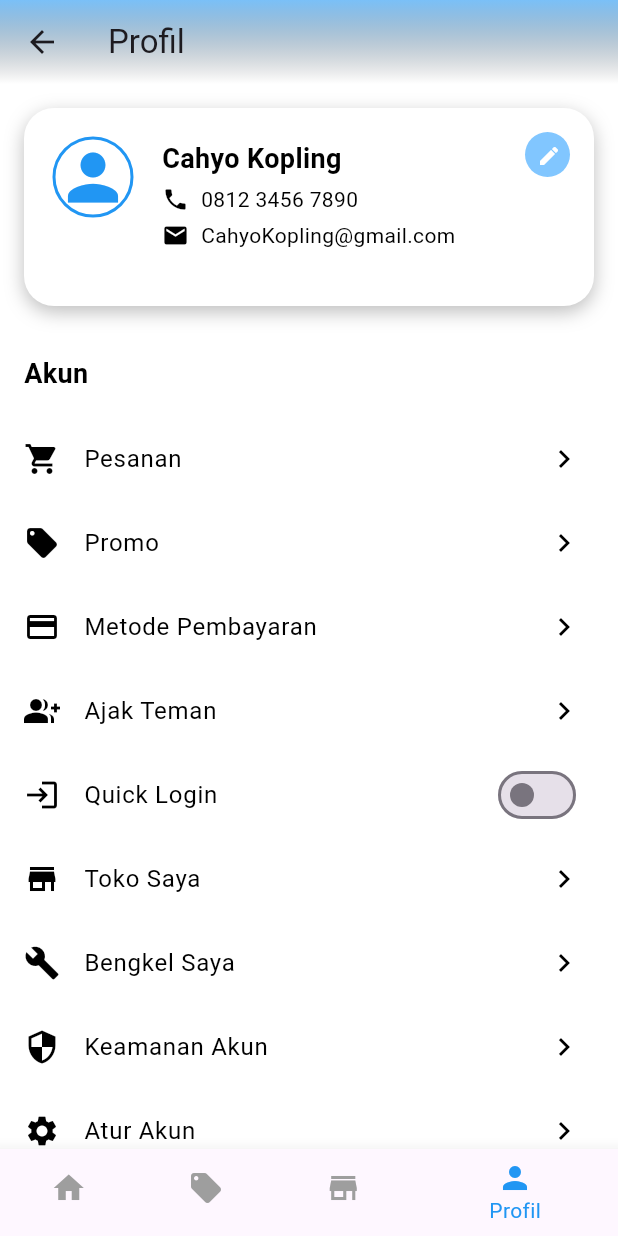
After one commit to yogaacor/SiMontir, a Flutter app: the ProfilePage screen opened directly, on a phone screen of 412 x 824 dp. The commit adds this screen. Run offline on Flutter 3.47's test engine with Material 3 defaults, Android fonts, the phone set to English and light mode, and no system bars.

Commit message:
Profile_page

```diff
--- a/lib/persona_info_page.dart
+++ b/lib/login/input_data.dart
@@ -1,16 +1,16 @@
 import 'package:flutter/material.dart';
-import 'login_page.dart'; // Import halaman login
 
-class PersonalInfoPage extends StatefulWidget {
+class InputDataPage extends StatefulWidget {
+  const InputDataPage({super.key});
+
   @override
-  _PersonalInfoPageState createState() => _PersonalInfoPageState();
+  _InputDataPageState createState() => _InputDataPageState();
 }
 
-class _PersonalInfoPageState extends State<PersonalInfoPage> {
-  final TextEditingController nameController = TextEditingController();
-  final TextEditingController addressController = TextEditingController();
-  final _formKey =
-      GlobalKey<FormState>(); // Buat global key untuk validasi form
+class _InputDataPageState extends State<InputDataPage> {
+  final GlobalKey<FormState> _formKey = GlobalKey<FormState>();
+  final TextEditingController emailController = TextEditingController();
+  final TextEditingController passwordController = TextEditingController();
 
   @override
   Widget build(BuildContext context) {
@@ -21,24 +21,24 @@ class _PersonalInfoPageState extends State<PersonalInfoPage> {
       body: Padding(
         padding: const EdgeInsets.all(20.0),
         child: Form(
-          key: _formKey, // Gunakan global key di sini
+          key: _formKey,
           child: Column(
             crossAxisAlignment: CrossAxisAlignment.start,
             children: <Widget>[
               Text(
-                'Masukkan Nama dan Data Diri',
+                'Masukkan Email dan Password',
                 style: TextStyle(fontSize: 25, fontWeight: FontWeight.bold),
               ),
-              SizedBox(height: 20),
+              SizedBox(height: 30),
               Text(
-                'Silakan masukkan nama dan alamat lengkap Anda.',
+                'Silakan masukkan email dan password Anda.',
                 style: TextStyle(color: Colors.grey),
               ),
               SizedBox(height: 20),
               TextFormField(
-                controller: nameController,
+                controller: emailController,
                 decoration: InputDecoration(
-                  labelText: 'Nama',
+                  labelText: 'Email',
                   labelStyle: TextStyle(color: Colors.grey),
                   focusedBorder: UnderlineInputBorder(
                     borderSide: BorderSide(color: Colors.lightBlue),
@@ -49,16 +49,18 @@ class _PersonalInfoPageState extends State<PersonalInfoPage> {
                 ),
                 validator: (value) {
                   if (value == null || value.isEmpty) {
-                    return 'Nama tidak boleh kosong';
+                    return 'Email tidak boleh kosong';
+                  } else if (!isValidEmail(value)) {
+                    return 'Email tidak valid';
                   }
                   return null;
                 },
               ),
               SizedBox(height: 20),
               TextFormField(
-                controller: addressController,
+                controller: passwordController,
                 decoration: InputDecoration(
-                  labelText: 'Alamat',
+                  labelText: 'Password',
                   labelStyle: TextStyle(color: Colors.grey),
                   focusedBorder: UnderlineInputBorder(
                     borderSide: BorderSide(color: Colors.lightBlue),
@@ -67,9 +69,10 @@ class _PersonalInfoPageState extends State<PersonalInfoPage> {
                     borderSide: BorderSide(color: Colors.grey),
                   ),
                 ),
+                obscureText: true,
                 validator: (value) {
                   if (value == null || value.isEmpty) {
-                    return 'Alamat tidak boleh kosong';
+                    return 'Password tidak boleh kosong';
                   }
                   return null;
                 },
@@ -78,26 +81,19 @@ class _PersonalInfoPageState extends State<PersonalInfoPage> {
               Center(
                 child: ElevatedButton(
                   onPressed: () {
-                    // Validasi formulir sebelum melanjutkan
-                    if (_formKey.currentState!.validate()) {
-                      String name = nameController.text.trim();
-                      String address = addressController.text.trim();
-
-                      if (_isValidName(name) && _isValidAddress(address)) {
-                        // Navigasi ke LoginPage jika valid
-                        Navigator.push(
-                          context,
-                          MaterialPageRoute(builder: (context) => LoginPage()),
-                        );
-                      }
-                    }
+                    // if (_formKey.currentState!.validate()) {
+                    //   Navigator.push(
+                    //     context,
+                    //     MaterialPageRoute(builder: (context) => ProfilePage()),
+                    //   );
+                    // }
                   },
                   child: Text(
                     'Lanjut',
-                    style: TextStyle(color: Colors.white), // Warna teks putih
+                    style: TextStyle(color: Colors.white),
                   ),
                   style: ElevatedButton.styleFrom(
-                    backgroundColor: Colors.lightBlue, // Warna tombol biru muda
+                    backgroundColor: Colors.lightBlue,
                     padding:
                         EdgeInsets.symmetric(horizontal: 135, vertical: 15),
                   ),
@@ -110,11 +106,8 @@ class _PersonalInfoPageState extends State<PersonalInfoPage> {
     );
   }
 
-  bool _isValidName(String name) {
-    return name.isNotEmpty;
-  }
-
-  bool _isValidAddress(String address) {
-    return address.isNotEmpty;
+  // Fungsi untuk memeriksa validitas email
+  bool isValidEmail(String email) {
+    return RegExp(r'^[\w-\.]+@([\w-]+\.)+[\w-]{2,4}$').hasMatch(email);
   }
 }
--- a/lib/login_page.dart
+++ b/lib/login/login_page.dart
@@ -1,8 +1,10 @@
 import 'package:flutter/material.dart';
-import 'package:simontir/email_password_login_page.dart';
+import 'package:simontir/register/email_password_login_page.dart';
 import 'input_data.dart'; // Import halaman InputDataPage
 
 class LoginPage extends StatelessWidget {
+  const LoginPage({super.key});
+
   @override
   Widget build(BuildContext context) {
     return Scaffold(
--- a/lib/main.dart
+++ b/lib/main.dart
@@ -1,11 +1,13 @@
 import 'package:flutter/material.dart';
-import 'login_page.dart';
+import 'login/login_page.dart';
 
 void main() {
   runApp(MyApp());
 }
 
 class MyApp extends StatelessWidget {
+  const MyApp({super.key});
+
   @override
   Widget build(BuildContext context) {
     return MaterialApp(
--- /dev/null
+++ b/lib/profile/profile_page.dart
@@ -0,0 +1,268 @@
+import 'package:flutter/material.dart';
+//import 'edit_profile_page.dart';
+
+class ProfilePage extends StatefulWidget {
+  const ProfilePage({Key? key}) : super(key: key);
+
+  @override
+  _ProfilePageState createState() => _ProfilePageState();
+}
+
+class _ProfilePageState extends State<ProfilePage> {
+  bool _quickLoginEnabled = false;
+
+  @override
+  Widget build(BuildContext context) {
+    return Scaffold(
+      backgroundColor: Colors.white,
+      appBar: AppBar(
+        title: Text('Profil'),
+        backgroundColor: Colors.white,
+        flexibleSpace: Container(
+          decoration: BoxDecoration(
+            gradient: LinearGradient(
+              colors: [Colors.blue.withOpacity(0.6), Colors.transparent],
+              begin: Alignment.topCenter,
+              end: Alignment.bottomCenter,
+            ),
+          ),
+        ),
+        shadowColor: Colors.white,
+      ),
+      body: SingleChildScrollView(
+        child: Column(
+          children: [
+            _buildProfileHeader(),
+            _buildProfileMenu(),
+          ],
+        ),
+      ),
+      bottomNavigationBar: _buildBottomNavigationBar(context),
+    );
+  }
+
+  Widget _buildProfileHeader() {
+    return Container(
+      margin: EdgeInsets.all(16.0),
+      padding: EdgeInsets.all(16.0),
+      decoration: BoxDecoration(
+        color: Colors.white,
+        borderRadius: BorderRadius.circular(20),
+        boxShadow: [
+          BoxShadow(
+            color: Colors.black26,
+            blurRadius: 10,
+            offset: Offset(0, 4),
+          ),
+        ],
+      ),
+      child: Row(
+        crossAxisAlignment: CrossAxisAlignment.start,
+        children: [
+          CircleAvatar(
+            radius: 30,
+            backgroundColor: Colors.white,
+            child: Container(
+              decoration: BoxDecoration(
+                shape: BoxShape.circle,
+                border: Border.all(
+                  color: Colors.blue,
+                  width: 2,
+                ),
+              ),
+              child: Icon(Icons.person, size: 50, color: Colors.blue),
+            ),
+          ),
+          SizedBox(width: 16),
+          Expanded(
+            child: Container(
+              height: 100,
+              child: Column(
+                mainAxisAlignment: MainAxisAlignment.center,
+                crossAxisAlignment: CrossAxisAlignment.start,
+                children: [
+                  Text(
+                    'Cahyo Kopling',
+                    style: TextStyle(
+                      fontSize: 18,
+                      fontWeight: FontWeight.bold,
+                      color: Colors.black,
+                    ),
+                  ),
+                  SizedBox(height: 4),
+                  Row(
+                    children: [
+                      Icon(Icons.phone, color: Colors.black, size: 18),
+                      SizedBox(width: 8),
+                      Expanded(
+                        child: Text(
+                          '0812 3456 7890',
+                          overflow: TextOverflow.ellipsis,
+                          style: TextStyle(color: Colors.black),
+                        ),
+                      ),
+                    ],
+                  ),
+                  SizedBox(height: 4),
+                  Row(
+                    children: [
+                      Icon(Icons.email, color: Colors.black, size: 18),
+                      SizedBox(width: 8),
+                      Expanded(
+                        child: Text(
+                          'CahyoKopling@gmail.com',
+                          overflow: TextOverflow.ellipsis,
+                          style: TextStyle(color: Colors.black),
+                        ),
+                      ),
+                    ],
+                  ),
+                  SizedBox(height: 16),
+                ],
+              ),
+            ),
+          ),
+          Container(
+            width: 30, // Ubah ukuran lebar lingkaran
+            height: 30, // Ubah ukuran tinggi lingkaran
+            decoration: BoxDecoration(
+              color: Color.fromARGB(
+                  255, 129, 198, 255), // Pastikan warna lingkaran biru
+              shape: BoxShape.circle,
+            ),
+            child: IconButton(
+              icon: Icon(Icons.edit, color: Colors.white),
+              iconSize: 16, // Perkecil ukuran ikon
+              onPressed: () {
+                // Navigator.push(
+                //   context,
+                //   MaterialPageRoute(builder: (context) => EditProfilePage()),
+                // );
+              },
+            ),
+          ),
+        ],
+      ),
+    );
+  }
+
+  Widget _buildProfileMenu() {
+    return Column(
+      crossAxisAlignment: CrossAxisAlignment.start,
+      children: [
+        Padding(
+          padding: const EdgeInsets.all(16.0),
+          child: Text(
+            'Akun',
+            style: TextStyle(
+              fontSize: 18,
+              fontWeight: FontWeight.bold,
+              color: Colors.black,
+            ),
+          ),
+        ),
+        ProfileMenuItem(
+          icon: Icons.shopping_cart,
+          text: 'Pesanan',
+          onTap: () {},
+        ),
+        ProfileMenuItem(
+          icon: Icons.local_offer,
+          text: 'Promo',
+          onTap: () {},
+        ),
+        ProfileMenuItem(
+          icon: Icons.payment,
+          text: 'Metode Pembayaran',
+          onTap: () {},
+        ),
+        ProfileMenuItem(
+          icon: Icons.group_add,
+          text: 'Ajak Teman',
+          onTap: () {},
+        ),
+        ListTile(
+          leading: Icon(Icons.login, color: Colors.black),
+          title: Text(
+            'Quick Login',
+            style: TextStyle(color: Colors.black),
+          ),
+          trailing: Switch(
+            value: _quickLoginEnabled,
+            onChanged: (bool value) {
+              setState(() {
+                _quickLoginEnabled = value;
+              });
+            },
+            activeColor: Colors.blue,
+          ),
+          hoverColor: Colors.white,
+        ),
+        ProfileMenuItem(
+          icon: Icons.store,
+          text: 'Toko Saya',
+          onTap: () {},
+        ),
+        ProfileMenuItem(
+          icon: Icons.build,
+          text: 'Bengkel Saya',
+          onTap: () {},
+        ),
+        ProfileMenuItem(
+          icon: Icons.security,
+          text: 'Keamanan Akun',
+          onTap: () {},
+        ),
+        ProfileMenuItem(
+          icon: Icons.settings,
+          text: 'Atur Akun',
+          onTap: () {
+            // Navigator.push(
+            //   context,
+            //   MaterialPageRoute(builder: (context) => EditProfilePage()),
+            // );
+          },
+        ),
+      ],
+    );
+  }
+
+  Widget _buildBottomNavigationBar(BuildContext context) {
+    return BottomNavigationBar(
+      backgroundColor: Colors.white,
+      elevation: 10,
+      items: [
+        BottomNavigationBarItem(icon: Icon(Icons.home), label: 'Beranda'),
+        BottomNavigationBarItem(icon: Icon(Icons.local_offer), label: 'Promo'),
+        BottomNavigationBarItem(icon: Icon(Icons.store), label: 'Toko'),
+        BottomNavigationBarItem(icon: Icon(Icons.person), label: 'Profil'),
+      ],
+      currentIndex: 3,
+      selectedItemColor: Colors.blue,
+      unselectedItemColor: Colors.grey,
+      onTap: (index) {},
+    );
+  }
+}
+
+class ProfileMenuItem extends StatelessWidget {
+  final IconData icon;
+  final String text;
+  final VoidCallback onTap;
+
+  ProfileMenuItem({
+    required this.icon,
+    required this.text,
+    required this.onTap,
+  });
+
+  @override
+  Widget build(BuildContext context) {
+    return ListTile(
+      leading: Icon(icon, color: Colors.black),
+      title: Text(text, style: TextStyle(color: Colors.black)),
+      trailing: Icon(Icons.chevron_right, color: Colors.black),
+      onTap: onTap,
+    );
+  }
+}
--- a/lib/email_password_login_page.dart
+++ b/lib/register/email_password_login_page.dart
@@ -2,6 +2,8 @@ import 'package:flutter/material.dart';
 import 'phone_number_page.dart'; // Import halaman baru
 
 class EmailPasswordLoginPage extends StatefulWidget {
+  const EmailPasswordLoginPage({super.key});
+
   @override
   _EmailPasswordLoginPageState createState() => _EmailPasswordLoginPageState();
 }
--- a/lib/input_data.dart
+++ b/lib/register/persona_info_page.dart
@@ -1,14 +1,18 @@
 import 'package:flutter/material.dart';
+import '../login/login_page.dart'; // Import halaman login
 
-class InputDataPage extends StatefulWidget {
+class PersonalInfoPage extends StatefulWidget {
+  const PersonalInfoPage({super.key});
+
   @override
-  _InputDataPageState createState() => _InputDataPageState();
+  _PersonalInfoPageState createState() => _PersonalInfoPageState();
 }
 
-class _InputDataPageState extends State<InputDataPage> {
-  final GlobalKey<FormState> _formKey = GlobalKey<FormState>();
-  final TextEditingController emailController = TextEditingController();
-  final TextEditingController passwordController = TextEditingController();
+class _PersonalInfoPageState extends State<PersonalInfoPage> {
+  final TextEditingController nameController = TextEditingController();
+  final TextEditingController addressController = TextEditingController();
+  final _formKey =
+      GlobalKey<FormState>(); // Buat global key untuk validasi form
 
   @override
   Widget build(BuildContext context) {
@@ -19,24 +23,24 @@ class _InputDataPageState extends State<InputDataPage> {
       body: Padding(
         padding: const EdgeInsets.all(20.0),
         child: Form(
-          key: _formKey,
+          key: _formKey, // Gunakan global key di sini
           child: Column(
             crossAxisAlignment: CrossAxisAlignment.start,
             children: <Widget>[
               Text(
-                'Masukkan Email dan Password',
+                'Masukkan Nama dan Data Diri',
                 style: TextStyle(fontSize: 25, fontWeight: FontWeight.bold),
               ),
-              SizedBox(height: 30),
+              SizedBox(height: 20),
               Text(
-                'Silakan masukkan email dan password Anda.',
+                'Silakan masukkan nama dan alamat lengkap Anda.',
                 style: TextStyle(color: Colors.grey),
               ),
               SizedBox(height: 20),
               TextFormField(
-                controller: emailController,
+                controller: nameController,
                 decoration: InputDecoration(
-                  labelText: 'Email',
+                  labelText: 'Nama',
                   labelStyle: TextStyle(color: Colors.grey),
                   focusedBorder: UnderlineInputBorder(
                     borderSide: BorderSide(color: Colors.lightBlue),
@@ -47,18 +51,16 @@ class _InputDataPageState extends State<InputDataPage> {
                 ),
                 validator: (value) {
                   if (value == null || value.isEmpty) {
-                    return 'Email tidak boleh kosong';
-                  } else if (!isValidEmail(value)) {
-                    return 'Email tidak valid';
+                    return 'Nama tidak boleh kosong';
                   }
                   return null;
                 },
               ),
               SizedBox(height: 20),
               TextFormField(
-                controller: passwordController,
+                controller: addressController,
                 decoration: InputDecoration(
-                  labelText: 'Password',
+                  labelText: 'Alamat',
                   labelStyle: TextStyle(color: Colors.grey),
                   focusedBorder: UnderlineInputBorder(
                     borderSide: BorderSide(color: Colors.lightBlue),
@@ -67,10 +69,9 @@ class _InputDataPageState extends State<InputDataPage> {
                     borderSide: BorderSide(color: Colors.grey),
                   ),
                 ),
-                obscureText: true,
                 validator: (value) {
                   if (value == null || value.isEmpty) {
-                    return 'Password tidak boleh kosong';
+                    return 'Alamat tidak boleh kosong';
                   }
                   return null;
                 },
@@ -79,18 +80,26 @@ class _InputDataPageState extends State<InputDataPage> {
               Center(
                 child: ElevatedButton(
                   onPressed: () {
+                    // Validasi formulir sebelum melanjutkan
                     if (_formKey.currentState!.validate()) {
-                      // Implementasi aksi saat tombol 'Lanjut' ditekan
-                      // Contoh: Navigasi ke layar selanjutnya
-                      // Navigator.push(context, MaterialPageRoute(builder: (context) => NextScreen()));
+                      String name = nameController.text.trim();
+                      String address = addressController.text.trim();
+
+                      if (_isValidName(name) && _isValidAddress(address)) {
+                        // Navigasi ke LoginPage jika valid
+                        Navigator.push(
+                          context,
+                          MaterialPageRoute(builder: (context) => LoginPage()),
+                        );
+                      }
                     }
                   },
                   child: Text(
                     'Lanjut',
-                    style: TextStyle(color: Colors.white),
+                    style: TextStyle(color: Colors.white), // Warna teks putih
                   ),
                   style: ElevatedButton.styleFrom(
-                    backgroundColor: Colors.lightBlue,
+                    backgroundColor: Colors.lightBlue, // Warna tombol biru muda
                     padding:
                         EdgeInsets.symmetric(horizontal: 135, vertical: 15),
                   ),
@@ -103,8 +112,11 @@ class _InputDataPageState extends State<InputDataPage> {
     );
   }
 
-  // Fungsi untuk memeriksa validitas email
-  bool isValidEmail(String email) {
-    return RegExp(r'^[\w-\.]+@([\w-]+\.)+[\w-]{2,4}$').hasMatch(email);
+  bool _isValidName(String name) {
+    return name.isNotEmpty;
+  }
+
+  bool _isValidAddress(String address) {
+    return address.isNotEmpty;
   }
 }
--- a/lib/phone_number_page.dart
+++ b/lib/register/phone_number_page.dart
@@ -1,8 +1,10 @@
 import 'package:flutter/material.dart';
-import 'package:simontir/persona_info_page.dart';
+import 'package:simontir/register/persona_info_page.dart';
 //import 'package:simontir/personal_info_page.dart'; // Import halaman baru
 
 class PhoneNumberPage extends StatefulWidget {
+  const PhoneNumberPage({super.key});
+
   @override
   _PhoneNumberPageState createState() => _PhoneNumberPageState();
 }
```
